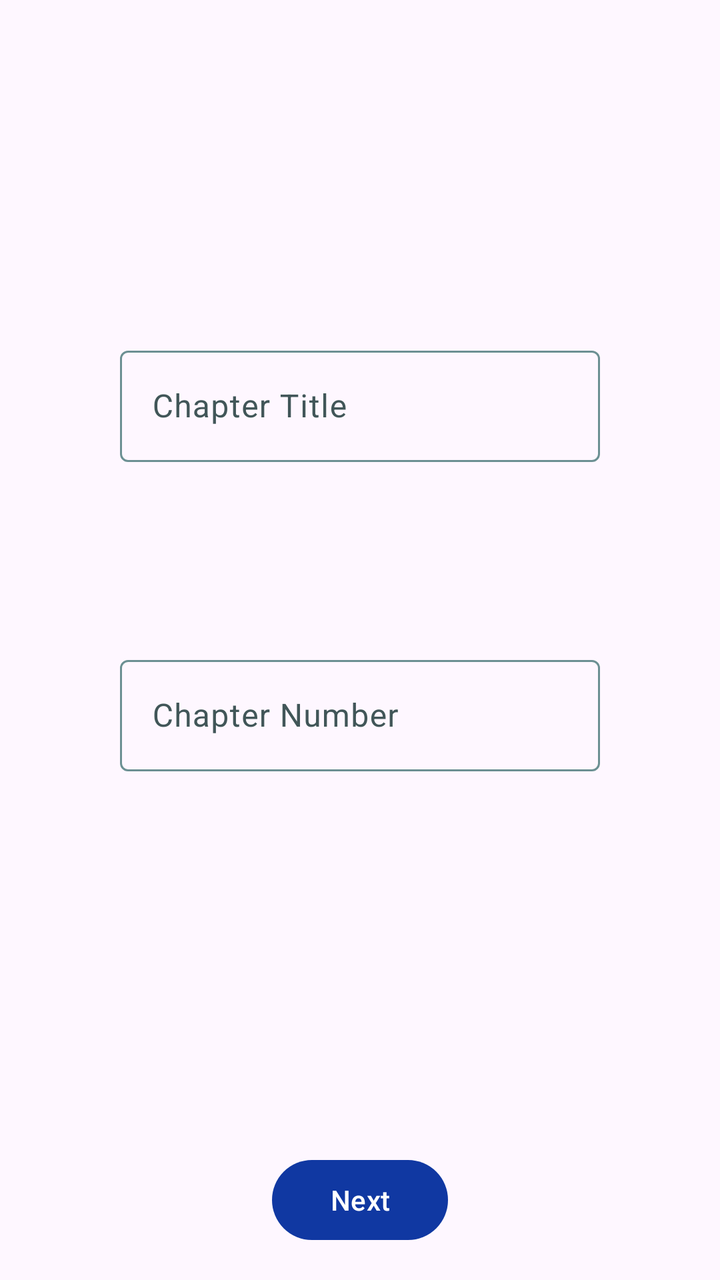
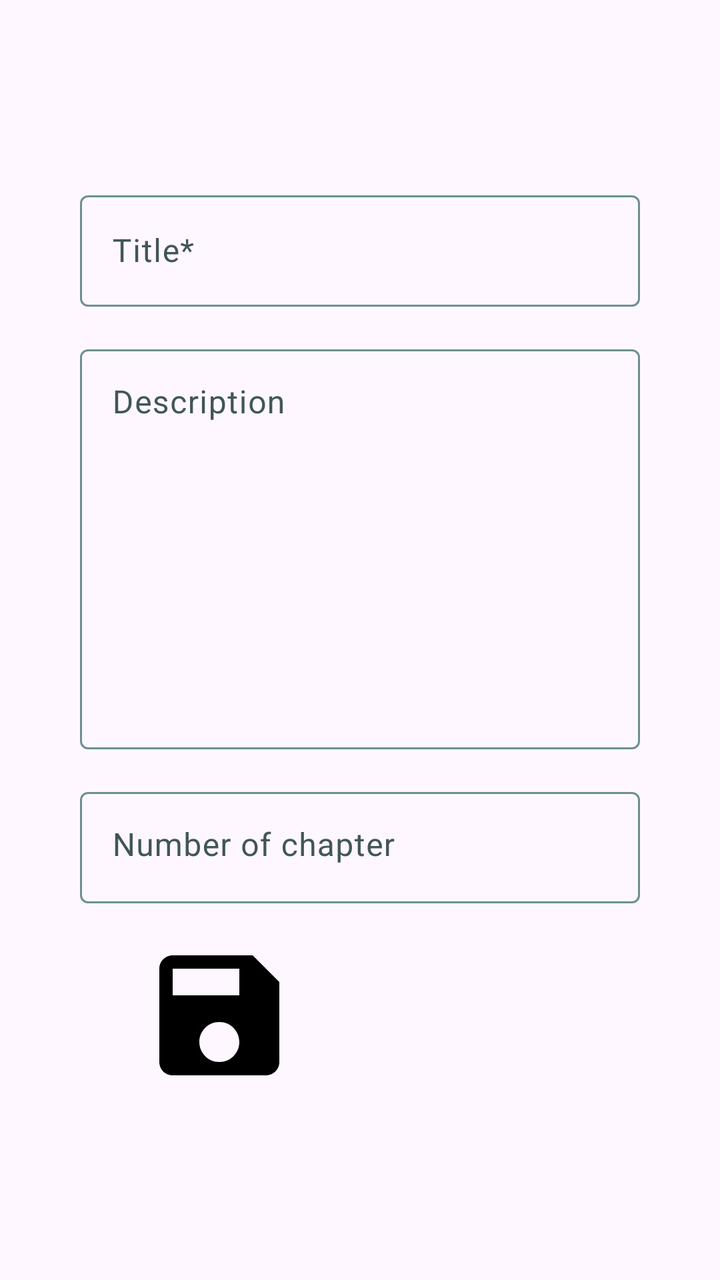

The first picture is an Android layout as it rendered before a commit; the second is the same layout after the commit. The layout source and the unified diff follow.
<!-- AndroidManifest.xml: another module's application theme Theme.MangaCheck -->
<!-- res/layout/series_form_layout.xml -->
<?xml version="1.0" encoding="utf-8"?>
<androidx.constraintlayout.widget.ConstraintLayout xmlns:android="http://schemas.android.com/apk/res/android"
    xmlns:app="http://schemas.android.com/apk/res-auto"
    android:layout_width="match_parent"
    android:layout_height="match_parent">

    <com.google.android.material.textfield.TextInputLayout
        android:id="@+id/textInputLayout1"
        android:layout_width="wrap_content"
        android:layout_height="wrap_content"
        android:hint="@string/chapter_title"
        app:layout_constraintBottom_toTopOf="@id/nextButton"
        app:layout_constraintEnd_toEndOf="parent"
        app:layout_constraintStart_toStartOf="parent"
        app:layout_constraintTop_toTopOf="parent"
        app:layout_constraintVertical_bias="0.33">

        <com.google.android.material.textfield.TextInputEditText
            android:layout_width="@dimen/U_30"
            android:layout_height="wrap_content" />
    </com.google.android.material.textfield.TextInputLayout>

    <com.google.android.material.textfield.TextInputLayout
        android:id="@+id/textInputLayout2"
        android:layout_width="wrap_content"
        android:layout_height="wrap_content"
        android:hint="@string/chapter_number"
        app:layout_constraintBottom_toTopOf="@+id/nextButton"
        app:layout_constraintEnd_toEndOf="parent"
        app:layout_constraintStart_toStartOf="parent"
        app:layout_constraintTop_toBottomOf="@id/textInputLayout1"
        app:layout_constraintVertical_bias="0.33">

        <com.google.android.material.textfield.TextInputEditText
            android:layout_width="@dimen/U_30"
            android:layout_height="wrap_content" />
    </com.google.android.material.textfield.TextInputLayout>

    <com.google.android.material.button.MaterialButton
        android:id="@+id/nextButton"
        android:layout_width="wrap_content"
        android:layout_height="wrap_content"
        android:layout_marginBottom="@dimen/U_2"
        android:text="@string/next"
        app:layout_constraintBottom_toBottomOf="parent"
        app:layout_constraintEnd_toEndOf="parent"
        app:layout_constraintStart_toStartOf="parent" />

</androidx.constraintlayout.widget.ConstraintLayout>
<!-- resources referenced by this layout -->
<resources>
  <dimen name="U_2">16dp</dimen>
  <dimen name="U_30">240dp</dimen>
  <string name="chapter_number">Chapter Number</string>
  <string name="chapter_title">Chapter Title</string>
  <string name="next">Next</string>
  <style name="Theme.MangaCheck" parent="Theme.Material3.Light.NoActionBar">
          
          <item name="colorPrimary">@color/primary_35</item>
          <item name="colorPrimaryContainer">@color/primary_80</item>
          <item name="colorOnPrimary">@color/white</item>
          <item name="colorOnPrimaryContainer">@color/primary_20</item>
  
          
          <item name="colorSecondary">@color/secondary_35</item>
          <item name="colorSecondaryContainer">@color/secondary_80</item>
          <item name="colorOnSecondary">@color/white</item>
          <item name="colorOnSecondaryContainer">@color/secondary_20</item>
  
          
          <item name="colorTertiary">@color/tertiary_35</item>
          <item name="colorTertiaryContainer">@color/tertiary_80</item>
          <item name="colorOnTertiary">@color/white</item>
          <item name="colorOnTertiaryContainer">@color/tertiary_20</item>
  
          
          <item name="colorError">@color/error_35</item>
          <item name="colorErrorContainer">@color/error_80</item>
          <item name="colorOnError">@color/white</item>
          <item name="colorOnErrorContainer">@color/error_20</item>
  
          
          <item name="backgroundColor">@color/Natural_95</item>
          <item name="colorOnBackground">@color/Natural_10</item>
  
          
          <item name="colorSurface">@color/Natural_95</item>
          <item name="colorOnSurface">@color/Natural_10</item>
          <item name="colorSurfaceInverse">@color/Natural_20</item>
  
          
          <item name="colorSurfaceVariant">@color/VNatural_90</item>
          <item name="colorOnSurfaceVariant">@color/VNatural_30</item>
  
          <item name="colorOutline">@color/VNatural_50</item>
          <item name="colorOutlineVariant">@color/VNatural_80</item>
  
          <item name="android:spinnerItemStyle">@style/mySpinnerItemSelectedStyleLight</item>
          <item name="drawerArrowStyle">@style/DrawerArrowStyleLight</item>
  
          <item name="android:navigationBarColor">@android:color/transparent</item>
          <item name="android:statusBarColor">@android:color/transparent</item>
          <item name="android:windowLightStatusBar">true</item>
          <item name="android:windowLayoutInDisplayCutoutMode">shortEdges</item>
      </style>
  <color name="primary_35">#1038A2</color>
  <color name="primary_80">#A3B9F5</color>
  <color name="white">#FFFFFFFF</color>
  <color name="primary_20">#0A205C</color>
  <color name="secondary_35">#0A9FA9</color>
  <color name="secondary_80">#9FF4F9</color>
  <color name="secondary_20">#065B60</color>
  <color name="tertiary_35">#3D4C76</color>
  <color name="tertiary_80">#BCC4DC</color>
  <color name="tertiary_20">#232B43</color>
  <color name="error_35">#B22200</color>
  <color name="error_80">#FFAC99</color>
  <color name="error_20">#661300</color>
  <color name="Natural_95">#F0F1F4</color>
  <color name="Natural_10">#16181D</color>
  <color name="Natural_20">#2B303B</color>
  <color name="VNatural_90">#E2E9E9</color>
  <color name="VNatural_30">#415658</color>
  <color name="VNatural_50">#6C9093</color>
  <color name="VNatural_80">#C4D3D4</color>
  <!-- unchanged entries left out for length: 2 -->
</resources>

<!-- the commit's change to res/layout/series_form_layout.xml (unified diff, before → after) -->
@@ -1,49 +1,87 @@
 <?xml version="1.0" encoding="utf-8"?>
 <androidx.constraintlayout.widget.ConstraintLayout xmlns:android="http://schemas.android.com/apk/res/android"
     xmlns:app="http://schemas.android.com/apk/res-auto"
-    android:layout_width="match_parent"
-    android:layout_height="match_parent">
+    android:layout_width="wrap_content"
+    android:layout_height="wrap_content">
 
-    <com.google.android.material.textfield.TextInputLayout
-        android:id="@+id/textInputLayout1"
+    <LinearLayout
         android:layout_width="wrap_content"
         android:layout_height="wrap_content"
-        android:hint="@string/chapter_title"
-        app:layout_constraintBottom_toTopOf="@id/nextButton"
+        android:gravity="center"
+        android:orientation="vertical"
+        app:layout_constraintBottom_toBottomOf="parent"
         app:layout_constraintEnd_toEndOf="parent"
         app:layout_constraintStart_toStartOf="parent"
-        app:layout_constraintTop_toTopOf="parent"
-        app:layout_constraintVertical_bias="0.33">
+        app:layout_constraintTop_toTopOf="parent">
 
-        <com.google.android.material.textfield.TextInputEditText
-            android:layout_width="@dimen/U_30"
-            android:layout_height="wrap_content" />
-    </com.google.android.material.textfield.TextInputLayout>
+        <com.google.android.material.textfield.TextInputLayout
+            android:id="@+id/textInputLayout1"
+            android:layout_width="wrap_content"
+            android:layout_height="wrap_content"
+            android:layout_marginBottom="@dimen/U_2">
 
-    <com.google.android.material.textfield.TextInputLayout
-        android:id="@+id/textInputLayout2"
-        android:layout_width="wrap_content"
-        android:layout_height="wrap_content"
-        android:hint="@string/chapter_number"
-        app:layout_constraintBottom_toTopOf="@+id/nextButton"
-        app:layout_constraintEnd_toEndOf="parent"
-        app:layout_constraintStart_toStartOf="parent"
-        app:layout_constraintTop_toBottomOf="@id/textInputLayout1"
-        app:layout_constraintVertical_bias="0.33">
+            <com.google.android.material.textfield.TextInputEditText
+                android:id="@+id/title"
+                android:layout_width="@dimen/U_35"
+                android:layout_height="wrap_content"
+                android:hint="@string/hint_title"
+                android:inputType="text" />
+        </com.google.android.material.textfield.TextInputLayout>
 
-        <com.google.android.material.textfield.TextInputEditText
-            android:layout_width="@dimen/U_30"
-            android:layout_height="wrap_content" />
-    </com.google.android.material.textfield.TextInputLayout>
+        <com.google.android.material.textfield.TextInputLayout
+            android:id="@+id/textInputLayout2"
+            android:layout_width="wrap_content"
+            android:layout_height="wrap_content"
+            android:layout_marginBottom="@dimen/U_2">
 
-    <com.google.android.material.button.MaterialButton
-        android:id="@+id/nextButton"
-        android:layout_width="wrap_content"
-        android:layout_height="wrap_content"
-        android:layout_marginBottom="@dimen/U_2"
-        android:text="@string/next"
-        app:layout_constraintBottom_toBottomOf="parent"
-        app:layout_constraintEnd_toEndOf="parent"
-        app:layout_constraintStart_toStartOf="parent" />
+            <com.google.android.material.textfield.TextInputEditText
+                android:id="@+id/description"
+                android:layout_width="@dimen/U_35"
+                android:layout_height="@dimen/U_25"
+                android:layout_weight="1"
+                android:gravity="start"
+                android:hint="@string/hint_description"
+                android:inputType="textCapSentences|textMultiLine"
+                android:maxLines="1000"
+                android:scrollHorizontally="false" />
+        </com.google.android.material.textfield.TextInputLayout>
+
+        <com.google.android.material.textfield.TextInputLayout
+            android:id="@+id/textInputLayout3"
+            android:layout_width="wrap_content"
+            android:layout_height="wrap_content"
+            android:layout_marginBottom="@dimen/U_2">
+
+            <com.google.android.material.textfield.TextInputEditText
+                android:id="@+id/number_of_chapter"
+                android:layout_width="@dimen/U_35"
+                android:layout_height="wrap_content"
+                android:gravity="start"
+                android:hint="@string/hint_number_of_chapter"
+                android:inputType="number" />
+        </com.google.android.material.textfield.TextInputLayout>
+
+        <LinearLayout
+            android:layout_width="match_parent"
+            android:layout_height="@dimen/U_10">
+
+            <ImageView
+                android:id="@+id/imageView"
+                android:layout_width="0dp"
+                android:layout_height="match_parent"
+                android:layout_weight="1"
+                android:src="@drawable/floppy_save" />
+
+            <com.google.android.material.button.MaterialButton
+                android:id="@+id/add_image_button"
+                android:layout_width="wrap_content"
+                android:layout_height="wrap_content"
+                android:layout_gravity="center_vertical"
+                android:text="Pick cover image"
+                android:textSize="12sp"
+                android:visibility="invisible" />
+        </LinearLayout>
+
+    </LinearLayout>
 
 </androidx.constraintlayout.widget.ConstraintLayout>
<!-- resource entries referenced after the edit -->
@@ -1,10 +1,18 @@
 <!-- resources referenced by this layout -->
 <resources>
+  <dimen name="U_10">80dp</dimen>
   <dimen name="U_2">16dp</dimen>
-  <dimen name="U_30">240dp</dimen>
-  <string name="chapter_number">Chapter Number</string>
-  <string name="chapter_title">Chapter Title</string>
-  <string name="next">Next</string>
+  <dimen name="U_25">200dp</dimen>
+  <dimen name="U_35">280dp</dimen>
+  <!-- drawable floppy_save (drawable) -->
+  <vector android:height="24dp" android:tint="#000000"
+      android:viewportHeight="24" android:viewportWidth="24"
+      android:width="24dp" xmlns:android="http://schemas.android.com/apk/res/android">
+      <path android:fillColor="@android:color/white" android:pathData="M17,3L5,3c-1.11,0 -2,0.9 -2,2v14c0,1.1 0.89,2 2,2h14c1.1,0 2,-0.9 2,-2L21,7l-4,-4zM12,19c-1.66,0 -3,-1.34 -3,-3s1.34,-3 3,-3 3,1.34 3,3 -1.34,3 -3,3zM15,9L5,9L5,5h10v4z"/>
+  </vector>
+  <string name="hint_description">Description</string>
+  <string name="hint_number_of_chapter">Number of chapter</string>
+  <string name="hint_title">Title*</string>
   <style name="Theme.MangaCheck" parent="Theme.Material3.Light.NoActionBar">
           
           <item name="colorPrimary">@color/primary_35</item>
@@ -49,8 +57,8 @@
           <item name="android:spinnerItemStyle">@style/mySpinnerItemSelectedStyleLight</item>
           <item name="drawerArrowStyle">@style/DrawerArrowStyleLight</item>
   
-          <item name="android:navigationBarColor">@android:color/transparent</item>
-          <item name="android:statusBarColor">@android:color/transparent</item>
+          <item name="android:navigationBarColor">?colorSurface</item>
+          <item name="android:statusBarColor">?colorSurface</item>
           <item name="android:windowLightStatusBar">true</item>
           <item name="android:windowLayoutInDisplayCutoutMode">shortEdges</item>
       </style>
